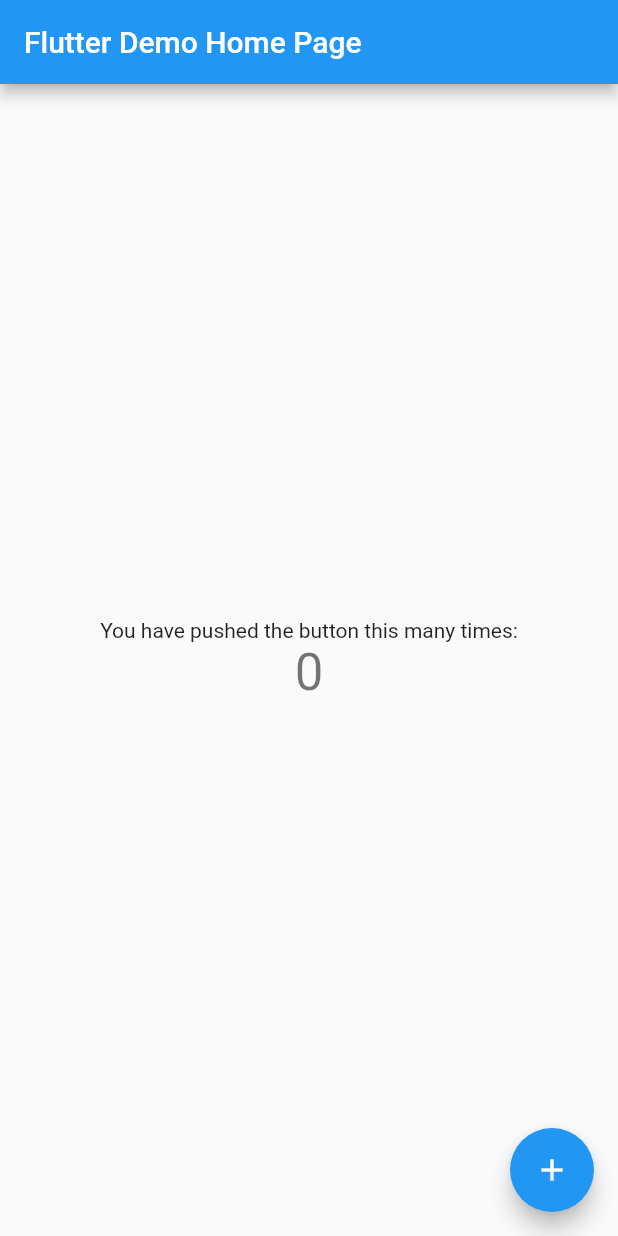
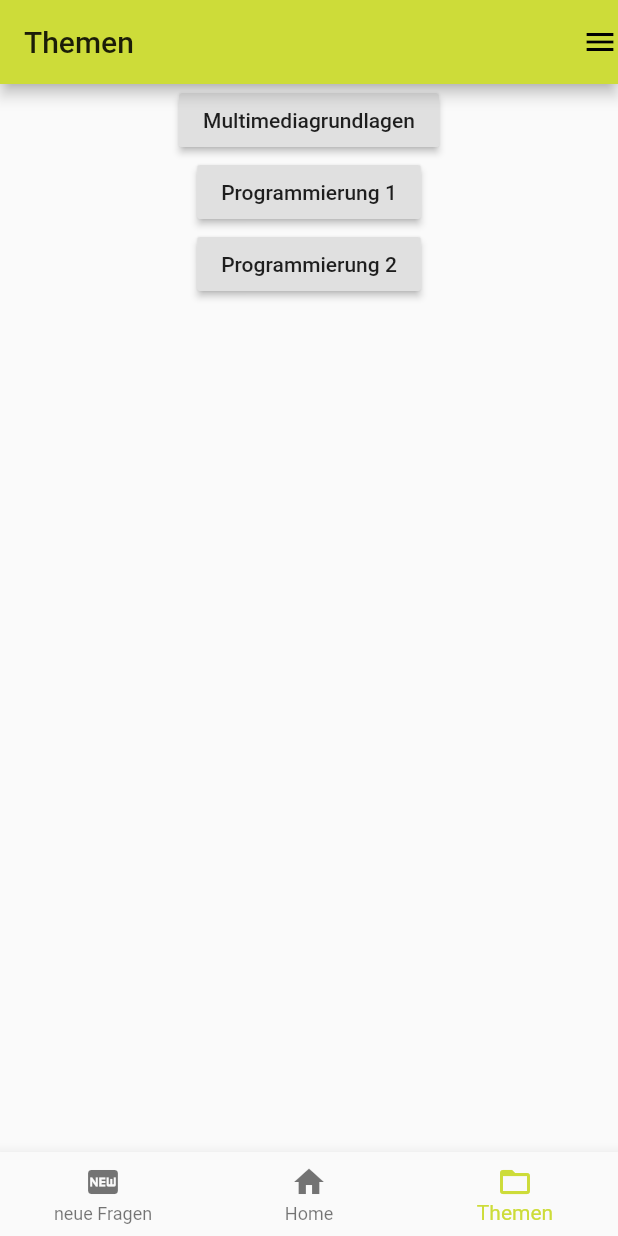
Before and after one commit to Feeelix92/flutter_lernquiz_app, a Flutter app: the screen it shows after launch, on a phone screen of 412 x 824 dp. Run offline on Flutter 3.47's test engine with Material 2 defaults, Android fonts, the phone set to English and light mode, and no system bars.

Commit message:
BottomNavigationBar, HomeScreen, HamburgerMenu und ThemenScreen

```diff
--- a/lib/main.dart
+++ b/lib/main.dart
@@ -1,4 +1,6 @@
 import 'package:flutter/material.dart';
+import 'package:flutter_lernquiz_app/screens/home_screen.dart';
+import 'package:flutter_lernquiz_app/screens/themen_screen.dart';
 
 void main() => runApp(MyApp());
 
@@ -9,103 +11,9 @@ class MyApp extends StatelessWidget {
     return MaterialApp(
       title: 'Flutter Demo',
       theme: ThemeData(
-        // This is the theme of your application.
-        //
-        // Try running your application with "flutter run". You'll see the
-        // application has a blue toolbar. Then, without quitting the app, try
-        // changing the primarySwatch below to Colors.green and then invoke
-        // "hot reload" (press "r" in the console where you ran "flutter run",
-        // or simply save your changes to "hot reload" in a Flutter IDE).
-        // Notice that the counter didn't reset back to zero; the application
-        // is not restarted.
-        primarySwatch: Colors.blue,
+        primarySwatch: Colors.lime,
       ),
-      home: MyHomePage(title: 'Flutter Demo Home Page'),
+      home: ThemenScreen(),
     );
   }
 }
-
-class MyHomePage extends StatefulWidget {
-  MyHomePage({Key key, this.title}) : super(key: key);
-
-  // This widget is the home page of your application. It is stateful, meaning
-  // that it has a State object (defined below) that contains fields that affect
-  // how it looks.
-
-  // This class is the configuration for the state. It holds the values (in this
-  // case the title) provided by the parent (in this case the App widget) and
-  // used by the build method of the State. Fields in a Widget subclass are
-  // always marked "final".
-
-  final String title;
-
-  @override
-  _MyHomePageState createState() => _MyHomePageState();
-}
-
-class _MyHomePageState extends State<MyHomePage> {
-  int _counter = 0;
-
-  void _incrementCounter() {
-    setState(() {
-      // This call to setState tells the Flutter framework that something has
-      // changed in this State, which causes it to rerun the build method below
-      // so that the display can reflect the updated values. If we changed
-      // _counter without calling setState(), then the build method would not be
-      // called again, and so nothing would appear to happen.
-      _counter++;
-    });
-  }
-
-  @override
-  Widget build(BuildContext context) {
-    // This method is rerun every time setState is called, for instance as done
-    // by the _incrementCounter method above.
-    //
-    // The Flutter framework has been optimized to make rerunning build methods
-    // fast, so that you can just rebuild anything that needs updating rather
-    // than having to individually change instances of widgets.
-    return Scaffold(
-      appBar: AppBar(
-        // Here we take the value from the MyHomePage object that was created by
-        // the App.build method, and use it to set our appbar title.
-        title: Text(widget.title),
-      ),
-      body: Center(
-        // Center is a layout widget. It takes a single child and positions it
-        // in the middle of the parent.
-        child: Column(
-          // Column is also a layout widget. It takes a list of children and
-          // arranges them vertically. By default, it sizes itself to fit its
-          // children horizontally, and tries to be as tall as its parent.
-          //
-          // Invoke "debug painting" (press "p" in the console, choose the
-          // "Toggle Debug Paint" action from the Flutter Inspector in Android
-          // Studio, or the "Toggle Debug Paint" command in Visual Studio Code)
-          // to see the wireframe for each widget.
-          //
-          // Column has various properties to control how it sizes itself and
-          // how it positions its children. Here we use mainAxisAlignment to
-          // center the children vertically; the main axis here is the vertical
-          // axis because Columns are vertical (the cross axis would be
-          // horizontal).
-          mainAxisAlignment: MainAxisAlignment.center,
-          children: <Widget>[
-            Text(
-              'You have pushed the button this many times:',
-            ),
-            Text(
-              '$_counter',
-              style: Theme.of(context).textTheme.display1,
-            ),
-          ],
-        ),
-      ),
-      floatingActionButton: FloatingActionButton(
-        onPressed: _incrementCounter,
-        tooltip: 'Increment',
-        child: Icon(Icons.add),
-      ), // This trailing comma makes auto-formatting nicer for build methods.
-    );
-  }
-}
--- /dev/null
+++ b/lib/screens/themen_screen.dart
@@ -0,0 +1,57 @@
+import 'package:flutter/material.dart';
+import 'package:flutter_lernquiz_app/screens/home_screen.dart';
+
+class ThemenScreen extends StatefulWidget {
+  @override
+  _ThemenScreenState createState() => _ThemenScreenState();
+}
+
+class _ThemenScreenState extends State<ThemenScreen> {
+  @override
+  Widget build(BuildContext context) {
+    return Scaffold(
+      appBar: AppBar(
+        title: Text("Themen"),
+        actions: <Widget>[
+          Icon(Icons.menu),
+        ],
+      ),
+      body: Center(
+        child: Column(
+          children: <Widget>[
+            buildButton(context, "Multimediagrundlagen", HomeScreen()),
+            buildButton(context, "Programmierung 1", HomeScreen()),
+            buildButton(context, "Programmierung 2", HomeScreen()),
+          ],
+        ),
+      ),
+      bottomNavigationBar: BottomNavigationBar(currentIndex: 2, items: [
+        BottomNavigationBarItem(
+          icon: Icon(Icons.fiber_new),
+          title: Text('neue Fragen'),
+        ),
+        BottomNavigationBarItem(
+          icon: Icon(Icons.home),
+          title: Text('Home'),
+        ),
+        BottomNavigationBarItem(
+          icon: Icon(Icons.folder_open),
+          title: Text('Themen'),
+        ),
+      ]),
+    );
+  }
+}
+Widget buildButton(BuildContext context, text, widget) {
+  return RaisedButton(
+    onPressed: () {
+      Navigator.push(
+        context,
+        MaterialPageRoute(
+          builder: (context) => widget,
+        ),
+      );
+    },
+    child: Text(text),
+  );
+}
--- a/pubspec.yaml
+++ b/pubspec.yaml
@@ -41,9 +41,8 @@ flutter:
   uses-material-design: true
 
   # To add assets to your application, add an assets section, like this:
-  # assets:
-  #  - images/a_dot_burr.jpeg
-  #  - images/a_dot_ham.jpeg
+  assets:
+    - assets/img/bild_home.jpg
 
   # An image asset can refer to one or more resolution-specific "variants", see
   # https://flutter.dev/assets-and-images/#resolution-aware.
```
Also changed, not shown: lib/screens/home_screen.dart (added, +41 -0 lines), lib/widgets/popupmenubutton.dart (added, +22 -0 lines).
